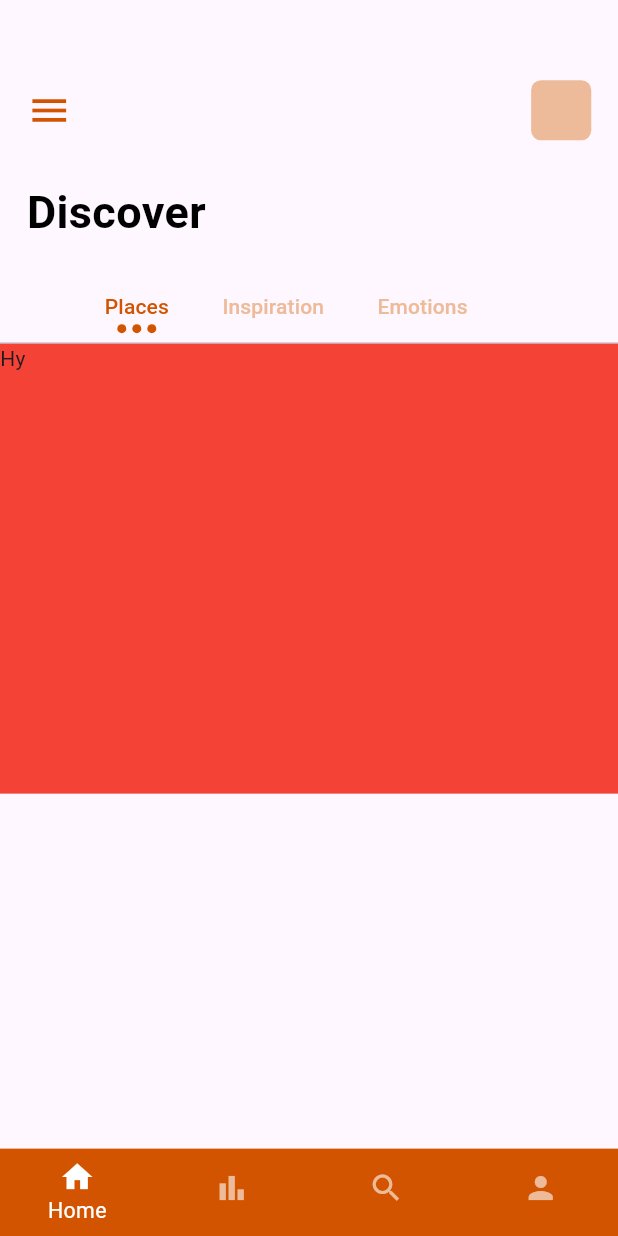
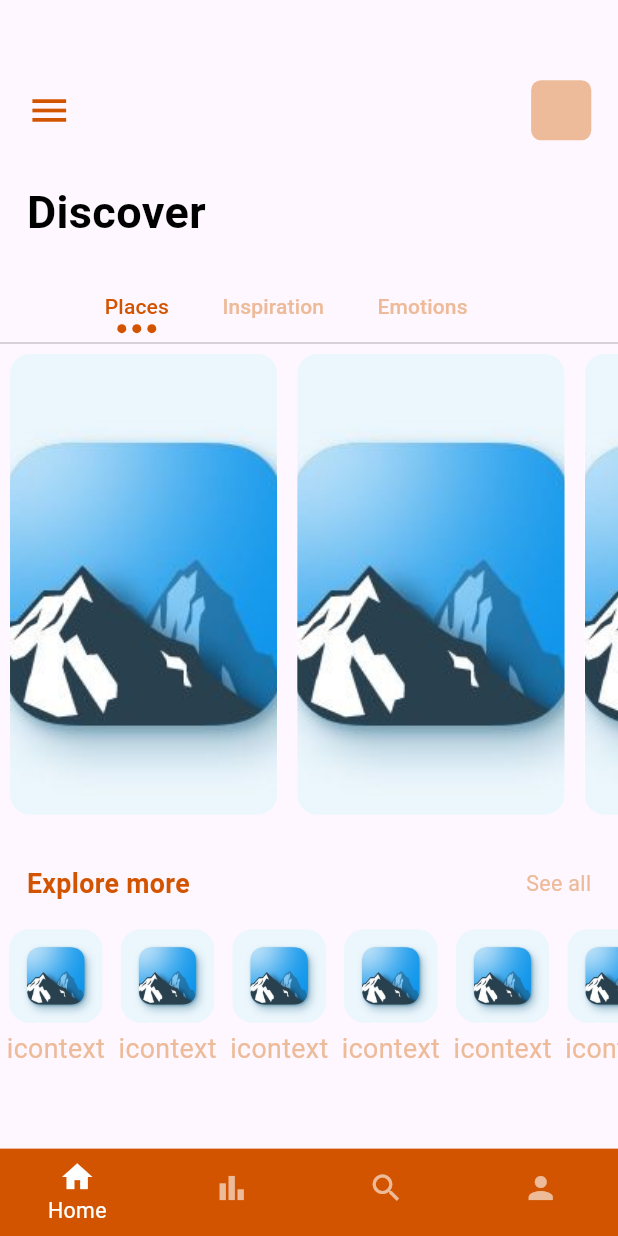
Before and after one commit to Kumail-Raza-Bangash/travel_app_bloc, a Flutter app: the screen it shows after launch, on a phone screen of 412 x 824 dp. Run offline on Flutter 3.47's test engine with Material 3 defaults, Android fonts, the light colour scheme and no system bars.

Commit message:
Updated Code

```diff
--- a/lib/pages/nav_pages/home_page.dart
+++ b/lib/pages/nav_pages/home_page.dart
@@ -1,7 +1,12 @@
+// ignore_for_file: no_leading_underscores_for_local_identifiers
+
 import 'package:flutter/material.dart';
+import 'package:flutter/widgets.dart';
 import 'package:travel_app_bloc/app_constants/colors.dart';
 import 'package:travel_app_bloc/app_constants/dimensions.dart';
 import 'package:travel_app_bloc/widgets/big_text.dart';
+import 'package:travel_app_bloc/widgets/icon_text.dart';
+import 'package:travel_app_bloc/widgets/small_text.dart';
 
 class HomePage extends StatefulWidget {
   const HomePage({super.key});
@@ -57,8 +62,10 @@ class _HomePageState extends State<HomePage> with TickerProviderStateMixin {
             child: BigText(text: "Discover"),
           ),
           // end Discover Text
+
           SizedBox(height: Dimensions.height20),
-          Container(
+          // Tabbar
+          SizedBox(
             child: TabBar(
               controller: _tabController,
               labelPadding: EdgeInsets.only(
@@ -72,26 +79,83 @@ class _HomePageState extends State<HomePage> with TickerProviderStateMixin {
               indicatorColor: AppColor.primaryColor,
               indicator:
                   CircleTabIndicator(color: AppColor.primaryColor, radius: 3),
-              tabs: [
+              tabs: const [
                 Tab(text: "Places"),
                 Tab(text: "Inspiration"),
                 Tab(text: "Emotions"),
               ],
             ),
           ),
-          Container(
-            height: 300,
-            color: Colors.red,
+          SizedBox(
+            height: Dimensions.height45 * 8,
             width: double.maxFinite,
             child: TabBarView(
               controller: _tabController,
               children: [
-                Text("Hy"),
-                Text("There"),
-                Text("Bye"),
+                ListView.builder(
+                  itemCount: 3,
+                  scrollDirection: Axis.horizontal,
+                  itemBuilder: (BuildContext context, int index) {
+                    return Container(
+                      width: Dimensions.width20 * 10,
+                      margin: EdgeInsets.all(Dimensions.radius15 / 2),
+                      decoration: BoxDecoration(
+                        borderRadius:
+                            BorderRadius.circular(Dimensions.radius15),
+                        color: AppColor.whiteColor,
+                        image: const DecorationImage(
+                          image: AssetImage("assets/images/mountain.jpg"),
+                          fit: BoxFit.cover,
+                        ),
+                      ),
+                    );
+                  },
+                ),
+                const Text("There"),
+                const Text("Bye"),
               ],
             ),
+          ),
+          // end Tabbar
+
+          SizedBox(height: Dimensions.height30),
+          // Explore more
+          Container(
+            margin: EdgeInsets.only(
+              left: Dimensions.width20,
+              right: Dimensions.width20,
+            ),
+            child: Row(
+              mainAxisAlignment: MainAxisAlignment.spaceBetween,
+              children: [
+                BigText(
+                  text: "Explore more",
+                  size: Dimensions.font20,
+                  color: AppColor.primaryColor,
+                ),
+                SmallText(
+                  text: "See all",
+                  color: AppColor.secondaryColor,
+                  size: Dimensions.font16,
+                ),
+              ],
+            ),
+          ),
+          // end Explore more
+
+          SizedBox(height: Dimensions.height15),
+          // Bottom Icons
+          SizedBox(
+            height: Dimensions.height30 * 5,
+            child: ListView.builder(
+              itemCount: 10,
+              scrollDirection: Axis.horizontal,
+              itemBuilder: (BuildContext context, int index) {
+                return IconAndText();
+              },
+            ),
           )
+          // end Bottom Icons
         ],
       ),
     );
@@ -106,7 +170,6 @@ class CircleTabIndicator extends Decoration {
   CircleTabIndicator({required this.color, required this.radius});
   @override
   BoxPainter createBoxPainter([VoidCallback? onChanged]) {
-    // TODO: implement createBoxPainter
     return _CirclePanter(color: color, radius: radius);
   }
 }
--- /dev/null
+++ b/lib/widgets/icon_text.dart
@@ -0,0 +1,39 @@
+import 'package:flutter/material.dart';
+import 'package:travel_app_bloc/app_constants/colors.dart';
+import 'package:travel_app_bloc/app_constants/dimensions.dart';
+import 'package:travel_app_bloc/widgets/small_text.dart';
+
+class IconAndText extends StatelessWidget {
+  IconAndText({super.key});
+
+  @override
+  Widget build(BuildContext context) {
+    return Container(
+      margin: EdgeInsets.all(Dimensions.radius15 / 3),
+      child: Column(
+        mainAxisAlignment: MainAxisAlignment.start,
+        children: [
+          Container(
+            height: Dimensions.height10 * 7,
+            width: Dimensions.width10 * 7,
+            decoration: BoxDecoration(
+              borderRadius: BorderRadius.circular(Dimensions.radius15),
+              image: const DecorationImage(
+                image: AssetImage("assets/images/mountain.jpg"),
+                fit: BoxFit.cover,
+              ),
+            ),
+          ),
+          SizedBox(
+            height: Dimensions.height10 / 2,
+          ),
+          SmallText(
+            text: "icontext",
+            size: Dimensions.font20,
+            color: AppColor.secondaryColor,
+          )
+        ],
+      ),
+    );
+  }
+}
```
Also changed, not shown: assets/images/button-1.png (added), assets/images/button-2.png (added), assets/images/mountain.jpg (added), assets/images/mountain_icon.png (added), assets/images/ob1.png (added), assets/images/ob2.png (added), assets/images/ob3.png (added), assets/images/welcome_one.jpg (added), assets/images/welcome_three.jpg (added), assets/images/welcome_two.jpg (added).
